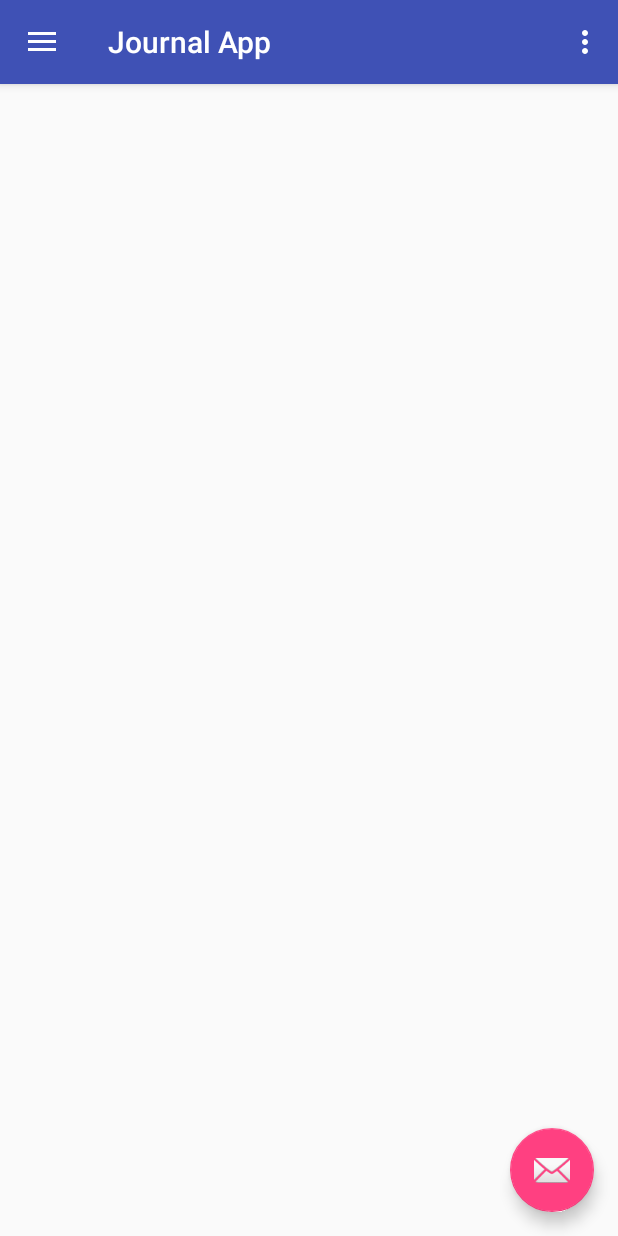
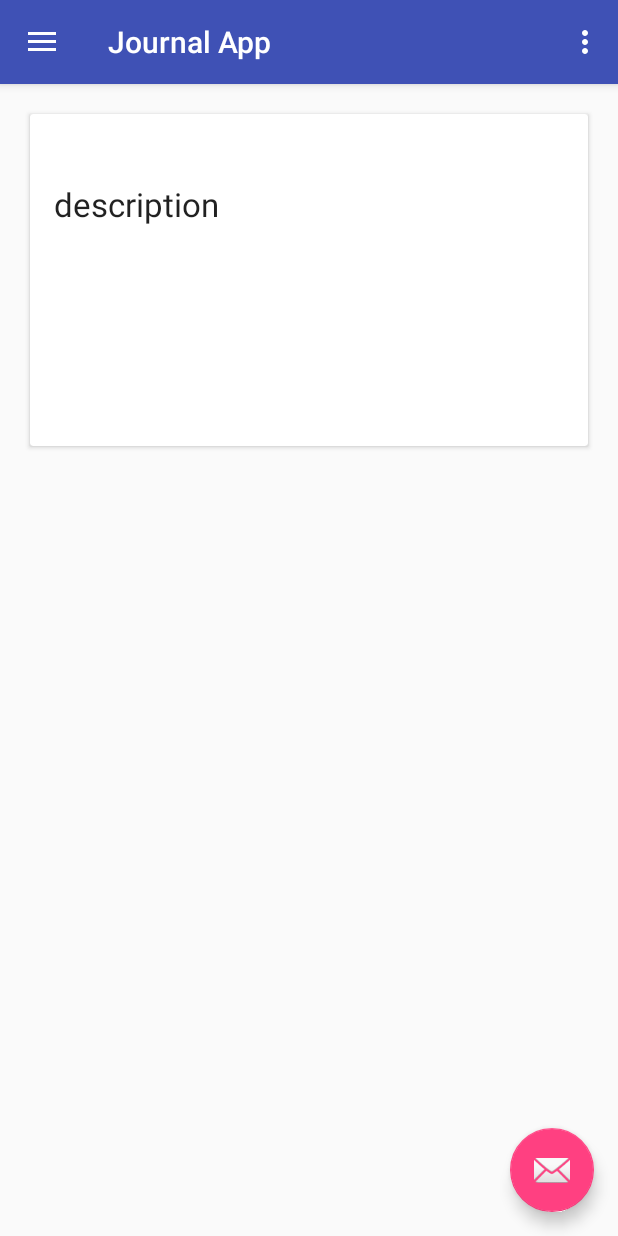
Before and after one commit to Chemokoren/JournalApp, an Android app: the screen it shows after launch (MainActivity), on a phone screen of 412 x 824 dp. Run offline under Robolectric (Android 15) with nearby library versions, the phone set to English and light mode, and no system bars.

Commit message:
save_journal view_journal hkm

```diff
--- a/app/build.gradle
+++ b/app/build.gradle
@@ -19,11 +19,13 @@ android {
 }
 
 dependencies {
-    implementation fileTree(dir: 'libs', include: ['*.jar'])
+    implementation fileTree(include: ['*.jar'], dir: 'libs')
     implementation 'com.android.support:appcompat-v7:27.1.1'
     implementation 'com.android.support:design:27.1.1'
     implementation 'com.android.support.constraint:constraint-layout:1.1.2'
     testImplementation 'junit:junit:4.12'
     androidTestImplementation 'com.android.support.test:runner:1.0.2'
     androidTestImplementation 'com.android.support.test.espresso:espresso-core:3.0.2'
+    implementation 'com.android.support:recyclerview-v7:27.1.1'
+    implementation 'com.android.support:cardview-v7:27.1.1'
 }
--- /dev/null
+++ b/app/src/main/java/msomihub/com/journalapp/Adapters/JournalAdapter.java
@@ -0,0 +1,94 @@
+package msomihub.com.journalapp.Adapters;
+
+import android.app.Activity;
+import android.app.ProgressDialog;
+import android.content.Context;
+import android.content.Intent;
+import android.support.annotation.NonNull;
+import android.support.v7.widget.RecyclerView;
+import android.util.Log;
+import android.view.LayoutInflater;
+import android.view.View;
+import android.view.ViewGroup;
+import android.widget.Button;
+import android.widget.ImageView;
+import android.widget.LinearLayout;
+import android.widget.TextView;
+import android.widget.Toast;
+
+import java.util.ArrayList;
+import java.util.HashMap;
+import java.util.List;
+import java.util.Map;
+
+import msomihub.com.journalapp.ListItem;
+import msomihub.com.journalapp.R;
+
+import static android.content.ContentValues.TAG;
+
+public class JournalAdapter extends RecyclerView.Adapter<JournalAdapter.PaymentsHolder> {
+    private static Context context;
+    private static ArrayList<ListItem> mData;
+
+
+    public JournalAdapter(ArrayList<ListItem> data, Context context) {
+        mData = data;
+        JournalAdapter.context = context;
+    }
+
+    @Override
+    public PaymentsHolder onCreateViewHolder(ViewGroup parent, int viewType) {
+        View itemView;
+
+
+        itemView = LayoutInflater.from(parent.getContext())
+                .inflate(R.layout.list_item, parent, false);
+        PaymentsHolder vh = new PaymentsHolder(itemView, new PaymentsHolder.IMyViewHolderClicks() {
+
+        });
+        return vh;
+
+    }
+
+    @Override
+    public void onBindViewHolder(PaymentsHolder holder, final int position) {
+        ListItem tasks = mData.get(position);
+
+        holder.setDescription(tasks.getHead());
+    }
+
+    @Override
+    public int getItemCount() {
+        if (mData == null)
+            return 0;
+        return mData.size();
+    }
+
+
+    public static class PaymentsHolder extends RecyclerView.ViewHolder {
+
+        TextView tv_description;
+
+        public PaymentsHolder(View itemView, IMyViewHolderClicks listener) {
+            super(itemView);
+
+            tv_description = itemView.findViewById(R.id.tv_head);
+
+        }
+
+        public void setDescription(String name) {
+            tv_description.setText(name);
+        }
+
+
+        public interface IMyViewHolderClicks {
+
+        }
+
+
+    }
+
+
+
+
+}
--- /dev/null
+++ b/app/src/main/java/msomihub/com/journalapp/JournalDb/JournalDbAdapter.java
@@ -0,0 +1,99 @@
+package msomihub.com.journalapp.JournalDb;
+
+import android.content.ContentValues;
+import android.content.Context;
+import android.database.Cursor;
+import android.database.sqlite.SQLiteDatabase;
+import android.database.sqlite.SQLiteOpenHelper;
+
+public class JournalDbAdapter {
+    myDbHelper myhelper;
+    public JournalDbAdapter(Context context)
+    {
+        myhelper = new myDbHelper(context);
+    }
+
+    public long insertData(String name, String pass)
+    {
+        SQLiteDatabase dbb = myhelper.getWritableDatabase();
+        ContentValues contentValues = new ContentValues();
+        contentValues.put(myDbHelper.NAME, name);
+        contentValues.put(myDbHelper.MyPASSWORD, pass);
+        long id = dbb.insert(myDbHelper.TABLE_NAME, null , contentValues);
+        return id;
+    }
+
+    public String getData()
+    {
+        SQLiteDatabase db = myhelper.getWritableDatabase();
+        String[] columns = {myDbHelper.UID,myDbHelper.NAME,myDbHelper.MyPASSWORD};
+        Cursor cursor =db.query(myDbHelper.TABLE_NAME,columns,null,null,null,null,null);
+        StringBuffer buffer= new StringBuffer();
+        while (cursor.moveToNext())
+        {
+            int cid =cursor.getInt(cursor.getColumnIndex(myDbHelper.UID));
+            String name =cursor.getString(cursor.getColumnIndex(myDbHelper.NAME));
+            String  password =cursor.getString(cursor.getColumnIndex(myDbHelper.MyPASSWORD));
+            buffer.append(cid+ "   " + name + "   " + password +" \n");
+        }
+        return buffer.toString();
+    }
+
+    public  int delete(String uname)
+    {
+        SQLiteDatabase db = myhelper.getWritableDatabase();
+        String[] whereArgs ={uname};
+
+        int count =db.delete(myDbHelper.TABLE_NAME ,myDbHelper.NAME+" = ?",whereArgs);
+        return  count;
+    }
+
+    public int updateName(String oldName , String newName)
+    {
+        SQLiteDatabase db = myhelper.getWritableDatabase();
+        ContentValues contentValues = new ContentValues();
+        contentValues.put(myDbHelper.NAME,newName);
+        String[] whereArgs= {oldName};
+        int count =db.update(myDbHelper.TABLE_NAME,contentValues, myDbHelper.NAME+" = ?",whereArgs );
+        return count;
+    }
+
+    static class myDbHelper extends SQLiteOpenHelper
+    {
+        private static final String DATABASE_NAME = "myDatabase";    // Database Name
+        private static final String TABLE_NAME = "myTable";   // Table Name
+        private static final int DATABASE_Version = 1;   // Database Version
+        private static final String UID="_id";     // Column I (Primary Key)
+        private static final String NAME = "Name";    //Column II
+        private static final String MyPASSWORD= "Password";    // Column III
+        private static final String CREATE_TABLE = "CREATE TABLE "+TABLE_NAME+
+                " ("+UID+" INTEGER PRIMARY KEY AUTOINCREMENT, "+NAME+" VARCHAR(255) ,"+ MyPASSWORD+" VARCHAR(225));";
+        private static final String DROP_TABLE ="DROP TABLE IF EXISTS "+TABLE_NAME;
+        private Context context;
+
+        public myDbHelper(Context context) {
+            super(context, DATABASE_NAME, null, DATABASE_Version);
+            this.context=context;
+        }
+
+        public void onCreate(SQLiteDatabase db) {
+
+            try {
+                db.execSQL(CREATE_TABLE);
+            } catch (Exception e) {
+                Message.message(context,""+e);
+            }
+        }
+
+        @Override
+        public void onUpgrade(SQLiteDatabase db, int oldVersion, int newVersion) {
+            try {
+                Message.message(context,"OnUpgrade");
+                db.execSQL(DROP_TABLE);
+                onCreate(db);
+            }catch (Exception e) {
+                Message.message(context,""+e);
+            }
+        }
+    }
+}
--- /dev/null
+++ b/app/src/main/java/msomihub/com/journalapp/ListItem.java
@@ -0,0 +1,25 @@
+package msomihub.com.journalapp;
+
+import java.io.Serializable;
+
+public class ListItem implements Serializable {
+
+    private String head;
+    private String desc;
+
+    public String getHead() {
+        return head;
+    }
+
+    public void setHead(String head) {
+        this.head = head;
+    }
+
+    public String getDesc() {
+        return desc;
+    }
+
+    public void setDesc(String desc) {
+        this.desc = desc;
+    }
+}
--- a/app/src/main/java/msomihub/com/journalapp/MainActivity.java
+++ b/app/src/main/java/msomihub/com/journalapp/MainActivity.java
@@ -1,9 +1,12 @@
 package msomihub.com.journalapp;
 
+import android.app.LauncherActivity;
 import android.content.Intent;
 import android.os.Bundle;
 import android.support.design.widget.FloatingActionButton;
 import android.support.design.widget.Snackbar;
+import android.support.v7.widget.LinearLayoutManager;
+import android.support.v7.widget.RecyclerView;
 import android.view.View;
 import android.support.design.widget.NavigationView;
 import android.support.v4.view.GravityCompat;
@@ -13,10 +16,23 @@ import android.support.v7.app.AppCompatActivity;
 import android.support.v7.widget.Toolbar;
 import android.view.Menu;
 import android.view.MenuItem;
+import android.widget.ArrayAdapter;
+import android.widget.TextView;
+
+import org.json.JSONObject;
+
+import java.util.ArrayList;
+import java.util.List;
+
+import msomihub.com.journalapp.Adapters.JournalAdapter;
+import msomihub.com.journalapp.JournalDb.JournalDbAdapter;
 
 public class MainActivity extends AppCompatActivity
         implements NavigationView.OnNavigationItemSelectedListener {
 
+    RecyclerView journalView;
+    private RecyclerView.Adapter adapter;
+    private List<ListItem> listItems;
     @Override
     protected void onCreate(Bundle savedInstanceState) {
         super.onCreate(savedInstanceState);
@@ -43,6 +59,35 @@ public class MainActivity extends AppCompatActivity
 
         NavigationView navigationView = (NavigationView) findViewById(R.id.nav_view);
         navigationView.setNavigationItemSelectedListener(this);
+        initialize();
+        returnCompletedTasks();
+    }
+
+    private void initialize() {
+        journalView=findViewById(R.id.rvJournal);
+        String returned_journ= new JournalDbAdapter(getApplicationContext()).getData();
+
+        journalView.setHasFixedSize(true);
+        journalView.setLayoutManager(new LinearLayoutManager(this));
+        listItems=new ArrayList<>();
+        adapter =new JournalAdapter((ArrayList<ListItem>) listItems,this);
+        journalView.setAdapter(adapter);
+
+
+    }
+
+    public void returnCompletedTasks() {
+
+        String[] contacts ={"Lipa na Mpesa", "Checkout with iPay"};
+
+        for (int i = 0; i < contacts.length; i++) {
+            ListItem tasks = new ListItem();
+            tasks.setDesc(contacts[i]);
+            listItems.add(tasks);
+            if (listItems != null) {
+                adapter.notifyDataSetChanged();
+            }
+        }
     }
 
     @Override
--- a/app/src/main/res/layout/content_main.xml
+++ b/app/src/main/res/layout/content_main.xml
@@ -8,5 +8,11 @@
     tools:context=".MainActivity"
     tools:showIn="@layout/app_bar_main">
 
+        <android.support.v7.widget.RecyclerView
+            android:id="@+id/rvJournal"
+            android:layout_width="match_parent"
+            android:layout_height="wrap_content"
+
+            />
 
 </android.support.constraint.ConstraintLayout>
--- /dev/null
+++ b/app/src/main/res/layout/list_item.xml
@@ -0,0 +1,34 @@
+<?xml version="1.0" encoding="utf-8"?>
+<LinearLayout
+    xmlns:android="http://schemas.android.com/apk/res/android" android:layout_width="match_parent"
+    android:layout_height="match_parent"
+    android:orientation="vertical"
+    >
+    <android.support.v7.widget.CardView
+        android:layout_margin="20dp"
+        android:layout_width="match_parent"
+        android:layout_height="match_parent">
+        <LinearLayout
+            android:padding="16dp"
+            android:layout_width="wrap_content"
+            android:layout_height="wrap_content"
+            android:orientation="vertical"
+            >
+            <TextView
+                android:id="@+id/tv_head"
+                android:layout_width="match_parent"
+                android:layout_height="wrap_content"
+                android:textAppearance="@style/TextAppearance.AppCompat.Large"
+                android:text="Heading"
+                />
+            <TextView
+                android:id="@+id/tv_desc"
+                android:layout_width="match_parent"
+                android:layout_height="wrap_content"
+                android:textAppearance="@style/TextAppearance.AppCompat.Large"
+                android:text="description"
+                />
+        </LinearLayout>
+    </android.support.v7.widget.CardView>
+
+</LinearLayout>
```
Also changed, not shown: app/src/main/java/msomihub/com/journalapp/JournalDb/Message.java (added, +12 -0 lines), app/src/main/java/msomihub/com/journalapp/JournalEntry.java (+27 -59 lines), app/src/main/res/layout/activity_journal_entry.xml (+18 -20 lines), app/src/main/res/layout/content_journal.xml (added, +29 -0 lines).
